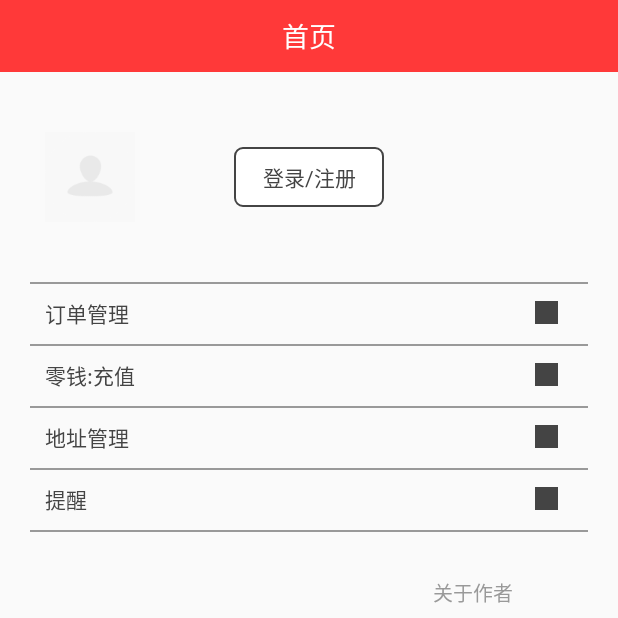
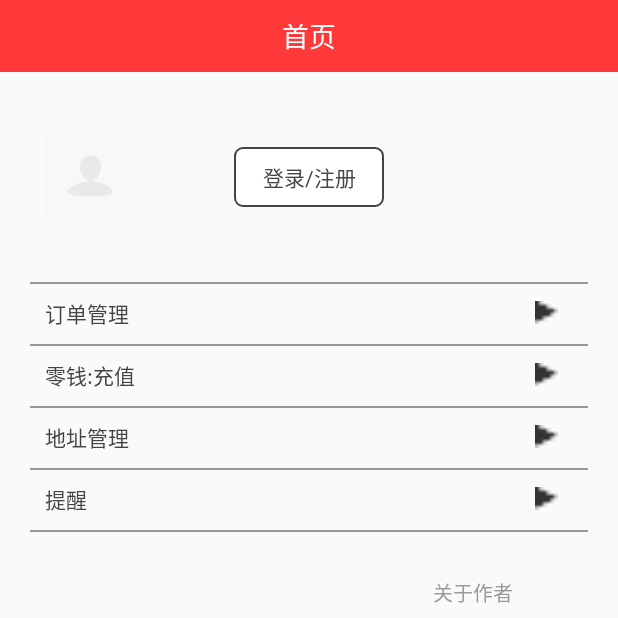
Before and after one commit to Max2872/mxd_community, an Android app: the fragment MineFragment placed in its activity, on a phone screen of 412 x 824 dp, the top half of it. Run offline under Robolectric (Android 15) with nearby library versions, the phone set to English and light mode, and no system bars; libraries missing offline, so code that uses them is left out: com.githang.statusbar; 1 statement that could not run was skipped.

Commit message:
更换图片

```diff
--- a/Mxd_community/app/src/main/res/layout/gift_box_list.xml
+++ b/Mxd_community/app/src/main/res/layout/gift_box_list.xml
@@ -9,12 +9,12 @@
         android:background="@color/commonRed">
         <ImageView
             android:id="@+id/top_bar_back"
-            android:layout_width="20dp"
+            android:layout_width="10dp"
             android:layout_height="20dp"
             android:layout_alignParentLeft="true"
             android:layout_centerVertical="true"
             android:layout_marginLeft="15dp"
-            android:background="#0ff"/>
+            android:background="@drawable/default_back"/>
         <TextView
             android:id="@+id/top_bar_text"
             android:layout_width="wrap_content"
--- a/Mxd_community/app/src/main/res/layout/mine_content.xml
+++ b/Mxd_community/app/src/main/res/layout/mine_content.xml
@@ -85,7 +85,7 @@
                 android:layout_centerVertical="true"
                 android:layout_alignParentRight="true"
                 android:layout_marginRight="20dp"
-                android:background="@color/commonBlack"/>
+                android:background="@drawable/right_arrow"/>
         </RelativeLayout>
         <RelativeLayout
             android:id="@+id/walletItem"
@@ -110,7 +110,7 @@
                 android:layout_centerVertical="true"
                 android:layout_alignParentRight="true"
                 android:layout_marginRight="20dp"
-                android:background="@color/commonBlack"/>
+                android:background="@drawable/right_arrow"/>
         </RelativeLayout>
         <RelativeLayout
             android:id="@+id/addressItem"
@@ -135,7 +135,7 @@
                 android:layout_centerVertical="true"
                 android:layout_alignParentRight="true"
                 android:layout_marginRight="20dp"
-                android:background="@color/commonBlack"/>
+                android:background="@drawable/right_arrow"/>
         </RelativeLayout>
         <RelativeLayout
             android:id="@+id/remindItem"
@@ -160,7 +160,7 @@
                 android:layout_centerVertical="true"
                 android:layout_alignParentRight="true"
                 android:layout_marginRight="20dp"
-                android:background="@color/commonBlack"/>
+                android:background="@drawable/right_arrow"/>
         </RelativeLayout>
         <View
             android:layout_width="match_parent"
--- a/Mxd_community/app/src/main/res/layout/order_manager.xml
+++ b/Mxd_community/app/src/main/res/layout/order_manager.xml
@@ -9,12 +9,12 @@
         android:background="@color/commonRed">
         <ImageView
             android:id="@+id/top_bar_back"
-            android:layout_width="20dp"
+            android:layout_width="10dp"
             android:layout_height="20dp"
             android:layout_alignParentLeft="true"
             android:layout_centerVertical="true"
             android:layout_marginLeft="15dp"
-            android:background="#0ff"/>
+            android:background="@drawable/default_back"/>
         <TextView
             android:id="@+id/top_bar_text"
             android:layout_width="wrap_content"
```
Also changed, not shown: Mxd_community/app/src/main/res/drawable-xxhdpi/default_back.png (added), Mxd_community/app/src/main/res/drawable-xxhdpi/right_arrow.png (added).
